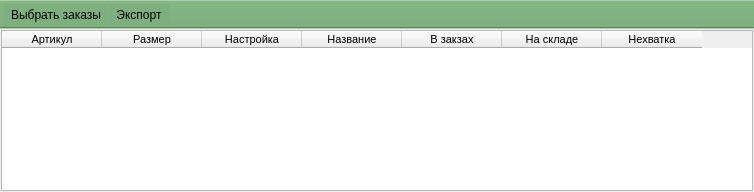
Before: the Qt Designer form ui/report_need_article_order.ui in Meller008/CRM-Avi, drawn with Qt 5.
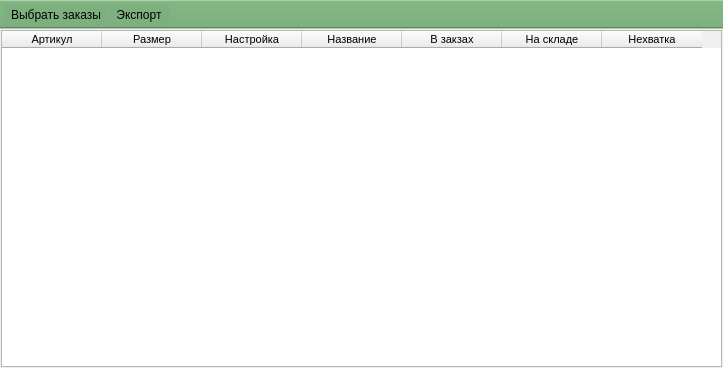
After: the same form once the commit is applied.

Commit message: мак - отчет заказов

```diff
--- a/ui/report_need_article_order.ui
+++ b/ui/report_need_article_order.ui
@@ -6,8 +6,8 @@
    <rect>
     <x>0</x>
     <y>0</y>
-    <width>754</width>
-    <height>192</height>
+    <width>723</width>
+    <height>368</height>
    </rect>
   </property>
   <property name="windowTitle">
```
Left out of the diff: 22 changed lines with no effect on the pictures. The commit also changes 1 other file.
